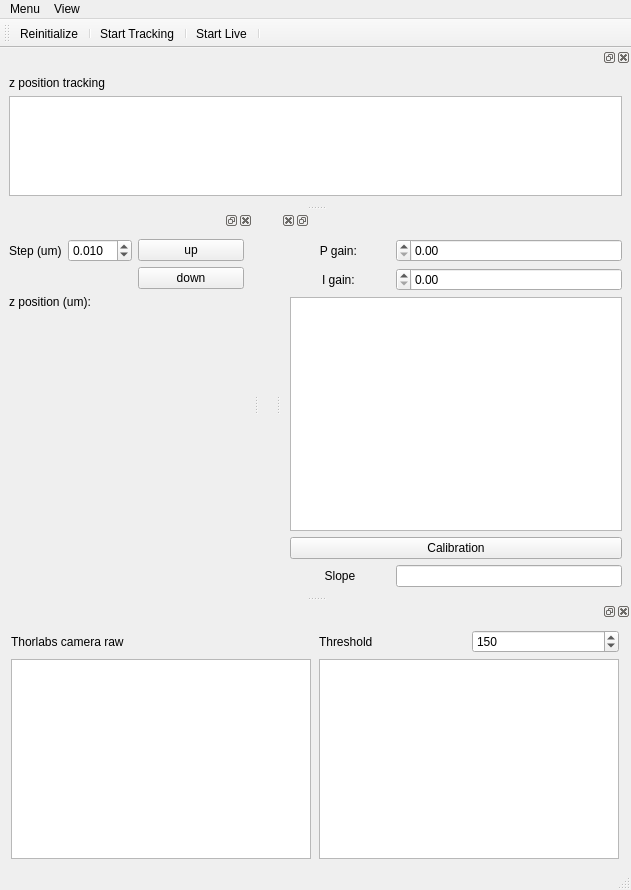
Above: gui/focus/ui_focus.ui from fbarho/qudi-cbs before the change. Below: the same form after it.
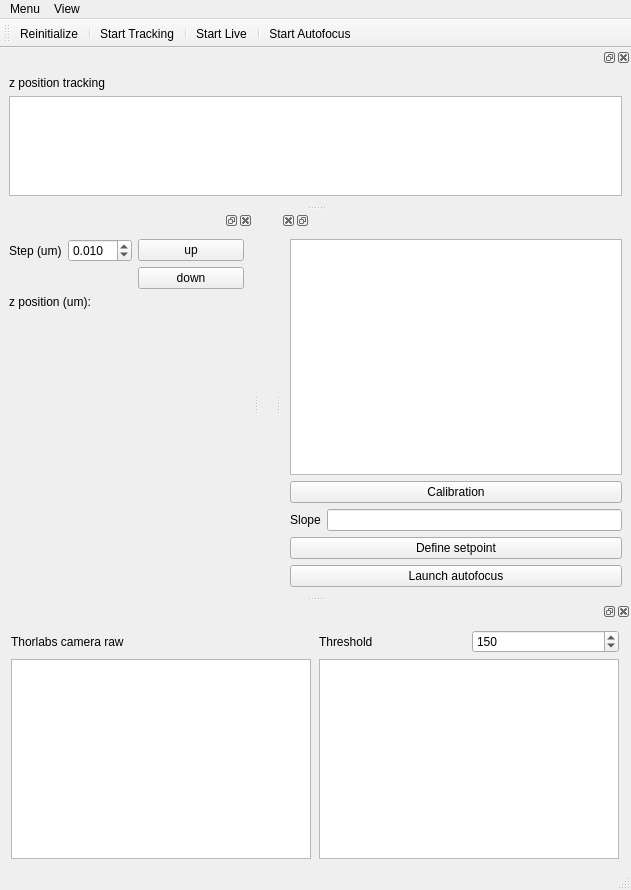
That is the form after the change. Custom widgets are drawn as their Qt base class.

The edit to the form file:
```diff
--- a/gui/focus/ui_focus.ui
+++ b/gui/focus/ui_focus.ui
@@ -160,6 +160,7 @@
    <addaction name="separator"/>
    <addaction name="live_Action"/>
    <addaction name="separator"/>
+   <addaction name="Autofocus_Action"/>
   </widget>
   <widget class="QDockWidget" name="timetrace_DockWidget">
    <property name="layoutDirection">
@@ -198,66 +199,33 @@
    </attribute>
    <widget class="QWidget" name="dockWidgetContents_3">
     <layout class="QGridLayout" name="gridLayout_2">
-     <item row="0" column="0">
+     <item row="2" column="0">
+      <widget class="QPushButton" name="setpoint_pushButton">
+       <property name="text">
+        <string>Define setpoint</string>
+       </property>
+      </widget>
+     </item>
+     <item row="1" column="0">
       <layout class="QGridLayout" name="gridLayout_8">
-       <item row="0" column="1">
-        <layout class="QVBoxLayout" name="verticalLayout_6">
-         <item>
-          <widget class="QLabel" name="p_Label">
-           <property name="minimumSize">
-            <size>
-             <width>100</width>
-             <height>2</height>
-            </size>
-           </property>
-           <property name="text">
-            <string>P gain: </string>
-           </property>
-           <property name="alignment">
-            <set>Qt::AlignCenter</set>
-           </property>
-          </widget>
-         </item>
-         <item>
-          <widget class="QLabel" name="i_Label">
-           <property name="text">
-            <string>I gain: </string>
-           </property>
-           <property name="alignment">
-            <set>Qt::AlignCenter</set>
-           </property>
-          </widget>
-         </item>
-        </layout>
-       </item>
-       <item row="0" column="0">
-        <layout class="QVBoxLayout" name="verticalLayout_5">
-         <item>
-          <widget class="QDoubleSpinBox" name="Pgain_doubleSpinBox"/>
-         </item>
-         <item>
-          <widget class="QDoubleSpinBox" name="Igain_doubleSpinBox"/>
-         </item>
-        </layout>
-       </item>
-       <item row="3" column="0" colspan="2">
+       <item row="2" column="0" colspan="2">
         <layout class="QVBoxLayout" name="verticalLayout_7">
          <item>
           <widget class="PlotWidget" name="calibration_PlotWidget"/>
          </item>
         </layout>
        </item>
-       <item row="6" column="0">
+       <item row="5" column="0">
         <widget class="QLineEdit" name="slope_lineEdit"/>
        </item>
-       <item row="4" column="0" colspan="2">
+       <item row="3" column="0" colspan="2">
         <widget class="QPushButton" name="calibration_pushButton">
          <property name="text">
           <string>Calibration</string>
          </property>
         </widget>
        </item>
-       <item row="6" column="1">
+       <item row="5" column="1">
         <widget class="QLabel" name="slope_Label">
          <property name="text">
           <string>Slope</string>
@@ -269,6 +237,16 @@
        </item>
       </layout>
      </item>
+     <item row="4" column="0">
+      <layout class="QVBoxLayout" name="verticalLayout_3"/>
+     </item>
+     <item row="3" column="0">
+      <widget class="QPushButton" name="autofocus_pushButton">
+       <property name="text">
+        <string>Launch autofocus</string>
+       </property>
+      </widget>
+     </item>
     </layout>
    </widget>
   </widget>
@@ -441,6 +419,11 @@
     <string>Camera live thresholding</string>
    </property>
   </action>
+  <action name="Autofocus_Action">
+   <property name="text">
+    <string>Start Autofocus</string>
+   </property>
+  </action>
  </widget>
  <customwidgets>
   <customwidget>
```
Left out of the diff: 2 changed lines with no effect on the pictures.
